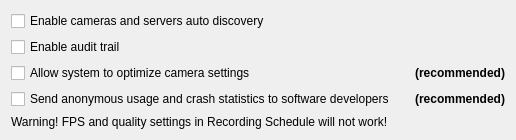
Old version of the form client/src/ui/widgets/settings/system_settings_widget.ui in the repository networkoptix/nx_open.
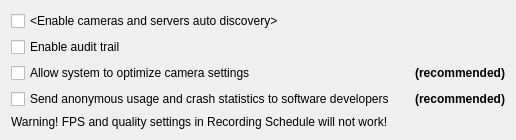
New version of the form.

Commit message:
VMS-632: Update all "camera" strings to IO MOdule where possible
system settings, server settings

<==== Mercurial data ====>
Branch: x_VMS-632_device_strings

What changed in the file:
```diff
--- a/client/src/ui/widgets/settings/system_settings_widget.ui
+++ b/client/src/ui/widgets/settings/system_settings_widget.ui
@@ -47,7 +47,7 @@
    <item row="0" column="0">
     <widget class="QCheckBox" name="autoDiscoveryCheckBox">
      <property name="text">
-      <string>Enable cameras and servers auto discovery</string>
+      <string notr="true">&lt;Enable cameras and servers auto discovery&gt;</string>
      </property>
      <property name="tristate">
       <bool>true</bool>
```
The commit also changes 5 other files.
